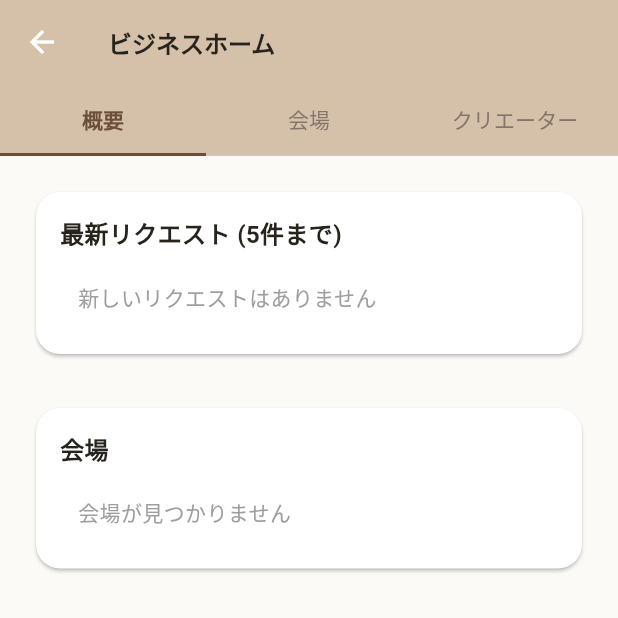
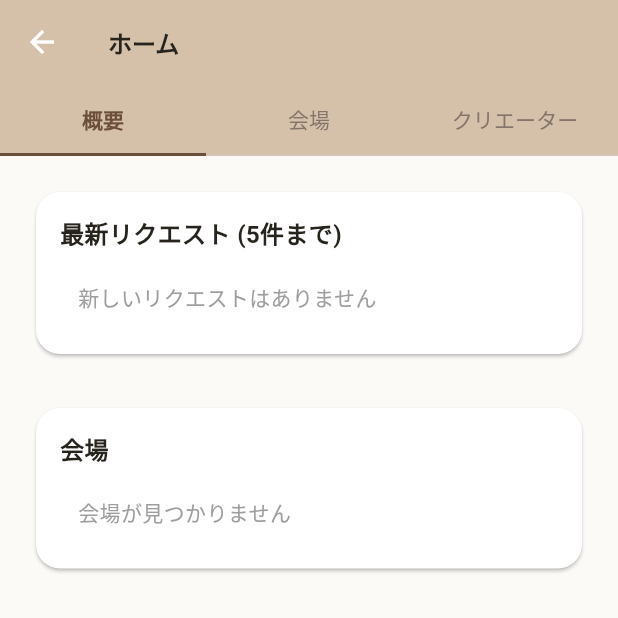
Before and after one commit to iesora/venu-matching, a Flutter app: the BusinessHomeScreen screen opened directly, on a phone screen of 412 x 824 dp, the top half of it. Run offline on Flutter 3.47's test engine with Material 3 defaults, Android fonts, the phone set to English and light mode, and no system bars; our stand-ins replace dotted_border, file_picker, flutter_chat_types, flutter_chat_ui, flutter_dotenv, flutter_hooks and 11 more; missing offline and left inert: flutter_inappwebview, flutter_logs, mobile_scanner, purchases_flutter; accounts and stored records are empty; network calls fail.

Commit message:
changed title of businessHome

```diff
--- a/mobile/lib/src/screens/businessHome.dart
+++ b/mobile/lib/src/screens/businessHome.dart
@@ -148,7 +148,7 @@ class _BusinessHomeScreenState extends State<BusinessHomeScreen>
       length: 3,
       child: Scaffold(
         appBar: AppBar(
-          title: const Text('ビジネスホーム'),
+          title: const Text('ホーム'),
           bottom: const TabBar(
             tabs: [
               Tab(text: '概要'),
```
